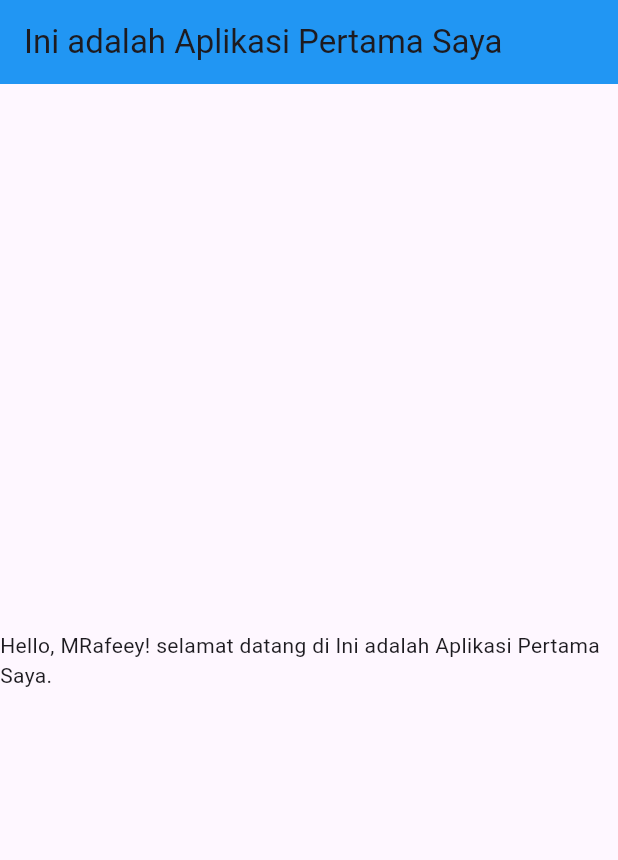
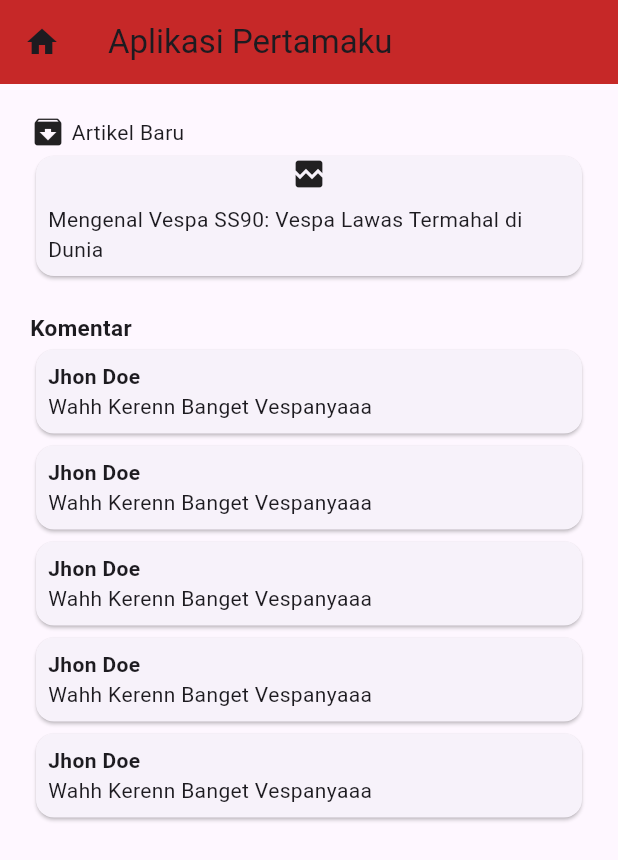
Before and after one commit to Rafeey11/Praktikum-Pemrograman-Mobile-2306086, a Flutter app: the screen it shows after launch, on a phone screen of 412 x 824 dp. Shown: the top 860 px of the screen. Run offline on Flutter 3.47's test engine with Material 3 defaults, Android fonts, the phone set to English and light mode, and no system bars; network calls fail.

Commit message:
Update Code Pertemuan 2

```diff
--- a/lib/main.dart
+++ b/lib/main.dart
@@ -1,28 +1,71 @@
 import 'package:flutter/material.dart';
 
 void main() {
-  runApp(const MyApp());
+  runApp(HomePage());
 }
 
-class MyApp extends StatelessWidget {
-  const MyApp({super.key});
-
-  // This widget is the root of your application.
-  @override
+class HomePage extends StatelessWidget {
   Widget build(BuildContext context) {
-    String title = 'Ini adalah Aplikasi Pertama Saya';
-    String name = 'MRafeey';
-    String message = 'Hello, $name! selamat datang di $title.';
-
     return MaterialApp(
-      title: title,
       home: Scaffold(
         appBar: AppBar(
-          backgroundColor: Colors.blue,
-          title: Text(title),
+          backgroundColor: Colors.red[800],
+          leading: Icon(Icons.home),
+          title: Text('Aplikasi Pertamaku'),
         ),
-        body: Center(
-          child: Text(message),
+        body: SingleChildScrollView(
+          child: Container(
+            margin: EdgeInsets.all(20),
+            child: Column(
+              children: [
+                Row(children: [Icon(Icons.archive), Text(" Artikel Baru")]),
+                Card(
+                  child: Column(
+                    children: [
+                      Image.network(
+                        'https://cdn-cms.sip-scootershop.com/6e/24/21/13/1709817502/vespa-90-ss-super-sprint-90-ccm-2t-ac-65-71-v9ss1t.jpg?auto=compress&auto=format',
+                        errorBuilder: (context, error, stackTrace) =>
+                            Icon(Icons.broken_image),
+                      ),
+                      Padding(
+                        padding: const EdgeInsets.all(8.0),
+                        child: Text("Mengenal Vespa SS90: Vespa Lawas Termahal di Dunia"),
+                      ),
+                    ],
+                  ),
+                ),
+                SizedBox(height: 20),
+                Row(
+                  children: [
+                    Text(
+                      'Komentar',
+                      style: TextStyle(fontSize: 15, fontWeight: FontWeight.bold),
+                    ),
+                  ],
+                ),
+                ListView(
+                  shrinkWrap: true,
+                  physics: NeverScrollableScrollPhysics(),
+                  children: [
+                    for (var i = 0; i < 5; i++)
+                      Card(
+                        child: Padding(
+                          padding: EdgeInsets.all(8),
+                          child: Column(
+                            crossAxisAlignment: CrossAxisAlignment.start,
+                            children: [
+                              Text('Jhon Doe',
+                                  style: TextStyle(fontWeight: FontWeight.bold)),
+                              Text('Wahh Kerenn Banget Vespanyaaa'),
+                            ],
+                          ),
+                        ),
+                      ),
+                  ],
+                ),
+              ],
+            ),
+          ),
         ),
       ),
     );
```
